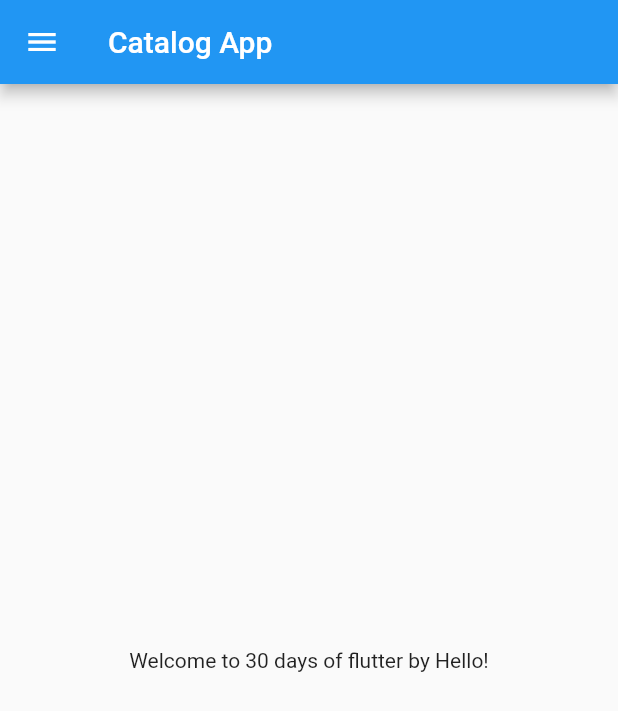
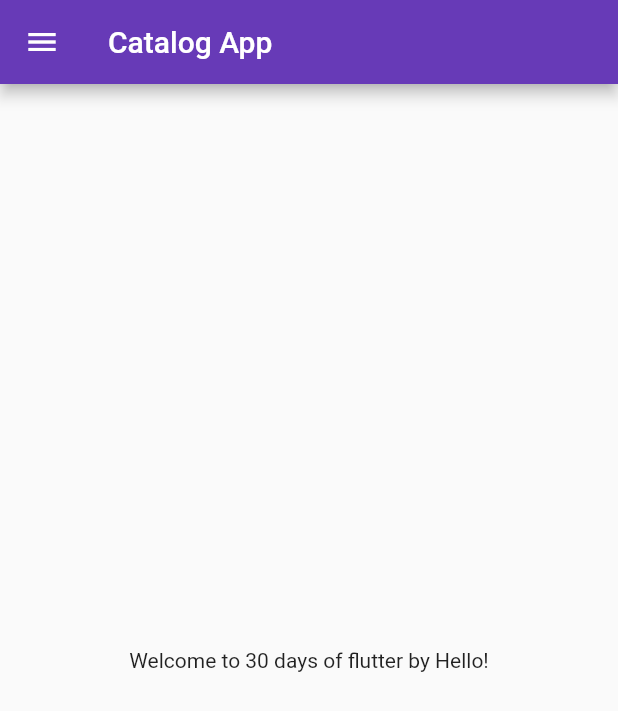
Before and after one commit to vishal2develop/30DaysOfFlutter, a Flutter app: the screen it shows after launch, on a phone screen of 412 x 824 dp. Shown: the top 711 px of the screen. Run offline on Flutter 3.47's test engine with Material 2 defaults, Android fonts, the phone set to English and light mode, and no system bars.

Commit message:
Day 3 completed

```diff
--- a/lib/main.dart
+++ b/lib/main.dart
@@ -1,5 +1,7 @@
 import 'package:flutter/material.dart';
-import './home_page.dart';
+import 'pages/home_page.dart';
+import 'pages/login_page.dart';
+
 // entry point
 
 void main() {
@@ -15,6 +17,16 @@ class MyApp extends StatelessWidget {
   Widget build(BuildContext context) {
     // The main build method has to return either a
     // Material App, Cupertino App or Widgets App
-    return MaterialApp(home: HomePage());
+    return MaterialApp(
+      themeMode: ThemeMode.light,
+      theme: ThemeData(primarySwatch: Colors.deepPurple),
+      darkTheme: ThemeData(brightness: Brightness.dark),
+      initialRoute: '/home',
+      routes: {
+        '/': (context) => LoginPage(),
+        '/home': (context) => HomePage(),
+        '/login': (context) => LoginPage()
+      },
+    );
   }
 }
```
Also changed, not shown: lib/pages/login_page.dart (added, +18 -0 lines), lib/pages/home_page.dart (renamed from lib/home_page.dart).
